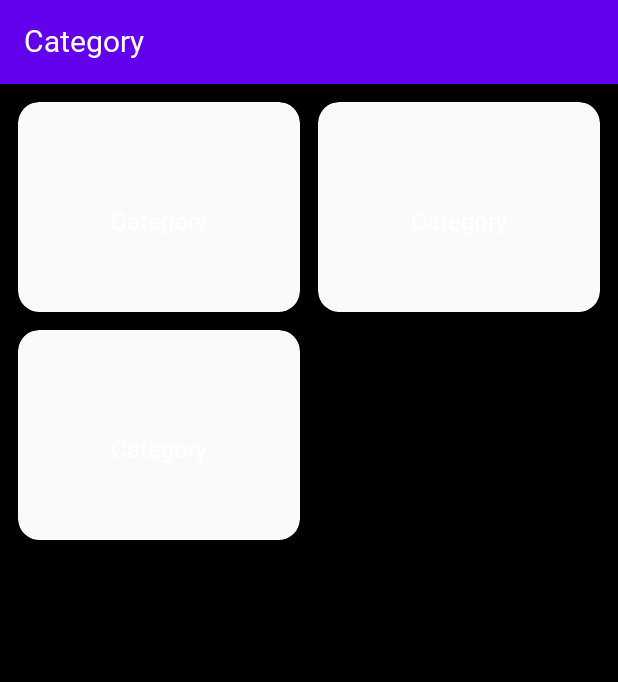
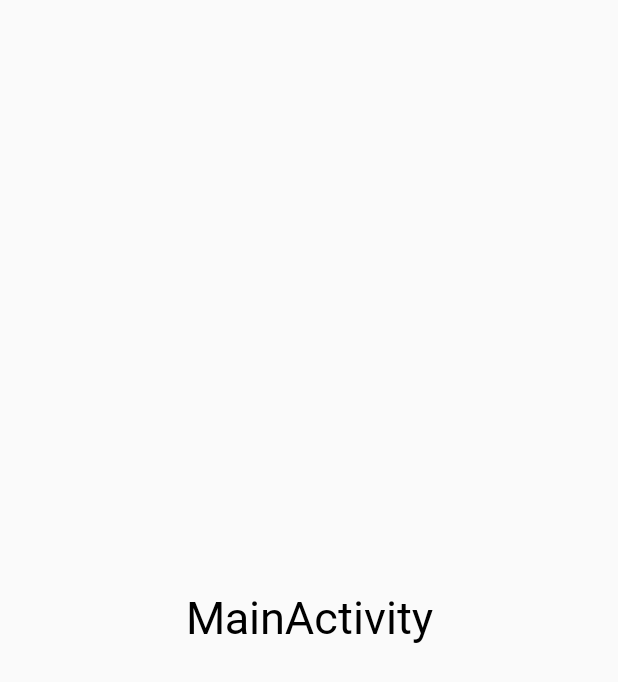
Before and after one commit to ll0301/jroom-android-ui, an Android app: the layout activity_main.xml on its own in the app's theme, with its tools: preview values and no code run, on a phone screen of 412 x 824 dp. Shown: the top 682 px of the screen. Run offline under Robolectric (Android 15) with nearby library versions, the phone set to English and light mode, and no system bars.

```diff
--- a/app/src/main/AndroidManifest.xml
+++ b/app/src/main/AndroidManifest.xml
@@ -9,7 +9,7 @@
         android:roundIcon="@mipmap/ic_launcher_round"
         android:supportsRtl="true"
         android:theme="@style/AppTheme">
-        <activity android:name=".introswipe.IntroSwipeActivity"></activity>
+        <activity android:name=".introswipe.IntroSwipeActivity" />
         <activity
             android:name=".IntroActivity"
             android:theme="@style/FullScreen">
@@ -19,8 +19,6 @@
                 <category android:name="android.intent.category.LAUNCHER" />
             </intent-filter>
         </activity>
-        <activity android:name=".tutorials.edittext.CustomEditTextActivity" />
-        <activity android:name=".tutorials.emotional.EmotionalActivity" />
         <activity android:name=".main.MainActivity" />
     </application>
 
--- a/app/src/main/java/com/example/jroomui/data/model/Category.kt
+++ /dev/null
@@ -1,4 +0,0 @@
-package com.example.jroomui.data.model
-
-class Category {
-}
--- a/app/src/main/java/com/example/jroomui/main/MainActivity.kt
+++ b/app/src/main/java/com/example/jroomui/main/MainActivity.kt
@@ -6,8 +6,6 @@ import com.example.jroomui.R
 
 class MainActivity : AppCompatActivity() {
 
-    private lateinit var viewModel: MainViewModel
-
     override fun onCreate(savedInstanceState: Bundle?) {
         super.onCreate(savedInstanceState)
         setContentView(R.layout.activity_main)
--- a/app/src/main/java/com/example/jroomui/main/MainAdapter.kt
+++ /dev/null
@@ -1,4 +0,0 @@
-package com.example.jroomui.main
-
-class MainAdapter {
-}
--- a/app/src/main/res/layout/activity_main.xml
+++ b/app/src/main/res/layout/activity_main.xml
@@ -1,72 +1,22 @@
 <?xml version="1.0" encoding="utf-8"?>
-<layout xmlns:android="http://schemas.android.com/apk/res/android"
+<androidx.constraintlayout.widget.ConstraintLayout
+    xmlns:android="http://schemas.android.com/apk/res/android"
     xmlns:app="http://schemas.android.com/apk/res-auto"
-    xmlns:tools="http://schemas.android.com/tools">
+    xmlns:tools="http://schemas.android.com/tools"
+    android:id="@+id/intro_cl"
+    android:layout_width="match_parent"
+    android:layout_height="match_parent"
+    tools:context=".main.MainActivity">
 
-    <data>
-
-        <variable
-            name="viewModel"
-            type="com.example.jroomui.main.MainViewModel" />
-
-        <variable
-            name="adapter"
-            type="com.example.jroomui.main.MainAdapter" />
-    </data>
-
-    <androidx.constraintlayout.widget.ConstraintLayout
-        android:id="@+id/main_container"
+    <TextView
         android:layout_width="match_parent"
-        android:layout_height="match_parent"
-        android:background="@color/black"
-        android:clipToPadding="false">
-
-        <com.google.android.material.appbar.AppBarLayout
-            android:id="@+id/appBar_layout"
-            android:layout_width="match_parent"
-            android:layout_height="wrap_content"
-            app:layout_constraintEnd_toEndOf="parent"
-            app:layout_constraintStart_toStartOf="parent"
-            app:layout_constraintTop_toTopOf="parent" >
-
-            <androidx.appcompat.widget.Toolbar
-                android:id="@+id/toolBar"
-                android:layout_width="match_parent"
-                android:layout_height="wrap_content"
-                android:background="?attr/colorPrimary"
-                android:minHeight="?attr/actionBarSize"
-                android:theme="@style/ToolBar"
-                app:popupTheme="@style/ThemeOverlay.AppCompat.Light">
-
-                <TextView
-                    android:id="@+id/toolBar_title"
-                    android:layout_width="wrap_content"
-                    android:layout_height="wrap_content"
-                    android:maxEms="15"
-                    android:text="@string/category"
-                    android:textColor="@color/white"
-                    android:textSize="20sp"
-                    style="@style/Text.TitleStyle" />
-            </androidx.appcompat.widget.Toolbar>
-
-        </com.google.android.material.appbar.AppBarLayout>
-
-        <androidx.recyclerview.widget.RecyclerView
-            android:layout_width="match_parent"
-            android:layout_height="0dp"
-            android:clipToPadding="false"
-            android:fadeScrollbars="false"
-            android:padding="6dp"
-            android:scrollbarStyle="outsideOverlay"
-            android:scrollbarThumbVertical="@drawable/scrollbar"
-            android:scrollbars="vertical"
-            app:layoutManager="androidx.recyclerview.widget.GridLayoutManager"
-            app:layout_constraintTop_toBottomOf="@+id/appBar_layout"
-            app:layout_constraintBottom_toBottomOf="parent"
-            app:layout_constraintStart_toStartOf="parent"
-            app:spanCount="2"
-            tools:listitem="@layout/item_category"/>
-
-    </androidx.constraintlayout.widget.ConstraintLayout>
-
-</layout>
+        android:layout_height="wrap_content"
+        android:gravity="center"
+        android:text="@string/mainactivity"
+        android:textSize="30sp"
+        app:layout_constraintTop_toTopOf="parent"
+        app:layout_constraintLeft_toLeftOf="parent"
+        app:layout_constraintRight_toRightOf="parent"
+        app:layout_constraintBottom_toBottomOf="parent"
+        style="@style/Text.TitleStyle"/>
+</androidx.constraintlayout.widget.ConstraintLayout>
--- a/app/src/main/res/layout/item_category.xml
+++ /dev/null
@@ -1,63 +0,0 @@
-<?xml version="1.0" encoding="utf-8"?>
-<layout xmlns:android="http://schemas.android.com/apk/res/android"
-    xmlns:app="http://schemas.android.com/apk/res-auto"
-    xmlns:tools="http://schemas.android.com/tools">
-
-    <data>
-
-        <variable
-            name="category"
-            type="com.example.jroomui.data.model.Category" />
-
-    </data>
-
-    <com.google.android.material.card.MaterialCardView
-        android:id="@+id/cardView"
-        android:layout_width="match_parent"
-        android:layout_height="wrap_content"
-        android:layout_margin="6dp"
-        android:background="@color/background800"
-        android:foreground="?attr/selectableItemBackground"
-        app:cardBackgroundColor="@color/white_12"
-        app:cardCornerRadius="14dp"
-        app:cardElevation="4dp">
-
-        <androidx.constraintlayout.widget.ConstraintLayout
-            android:layout_width="match_parent"
-            android:layout_height="wrap_content"
-            android:foreground="?attr/selectableItemBackground"
-            tools:ignore="UnusedAttribute">
-
-            <androidx.appcompat.widget.AppCompatImageView
-                android:id="@+id/appCompat_image"
-                android:layout_width="120dp"
-                android:layout_height="120dp"
-                android:layout_margin="20dp"
-                android:scaleType="center"
-                app:layout_constraintEnd_toEndOf="parent"
-                app:layout_constraintStart_toStartOf="parent"
-                app:layout_constraintTop_toTopOf="parent" />
-
-            <androidx.appcompat.widget.AppCompatTextView
-                android:id="@+id/textView_category"
-                android:layout_width="match_parent"
-                android:layout_height="wrap_content"
-                android:elevation="4dp"
-                android:gravity="center"
-                android:maxLines="1"
-                android:padding="12dp"
-                android:text="Category"
-                android:textColor="@color/white"
-                android:textSize="16sp"
-                android:textStyle="bold"
-                style="@style/Text.RankStyle"
-                app:layout_constraintTop_toTopOf="@id/appCompat_image"
-                app:layout_constraintEnd_toEndOf="@id/appCompat_image"
-                app:layout_constraintStart_toStartOf="@id/appCompat_image"
-                app:layout_constraintBottom_toBottomOf="@id/appCompat_image" />
-
-        </androidx.constraintlayout.widget.ConstraintLayout>
-
-    </com.google.android.material.card.MaterialCardView>
-
-</layout>
--- a/app/src/main/res/values/strings.xml
+++ b/app/src/main/res/values/strings.xml
@@ -4,4 +4,5 @@
     <string name="login">LOGIN</string>
     <string name="guest">GUEST</string>
     <string name="category">Category</string>
+    <string name="mainactivity">MainActivity</string>
 </resources>
```
Also changed, not shown: app/src/main/java/com/example/jroomui/Event.kt (deleted, +0 -18 lines), app/src/main/java/com/example/jroomui/data/Injection.kt (deleted, +0 -7 lines), app/src/main/java/com/example/jroomui/introswipe/IntroSwipeFragment.kt (+0 -16 lines), app/src/main/java/com/example/jroomui/main/MainFragment.kt (deleted, +0 -9 lines), app/src/main/java/com/example/jroomui/main/MainViewModel.kt (deleted, +0 -9 lines), app/src/main/java/com/example/jroomui/tutorials/edittext/CustomEditTextActivity.kt (deleted, +0 -14 lines), app/src/main/java/com/example/jroomui/tutorials/emotional/EmotionalActivity.kt (deleted, +0 -21 lines), app/src/main/java/com/example/jroomui/tutorials/emotional/EmotionalFaceView.kt (deleted, +0 -165 lines), app/src/main/java/com/example/jroomui/util/AppExecutors.kt (deleted, +0 -23 lines), app/src/main/java/com/example/jroomui/util/DiskIOThreadExecutor.kt (deleted, +0 -26 lines), app/src/main/res/layout/activity_custom_edit_text.xml (deleted, +0 -49 lines), app/src/main/res/layout/activity_emotional.xml (deleted, +0 -48 lines).
